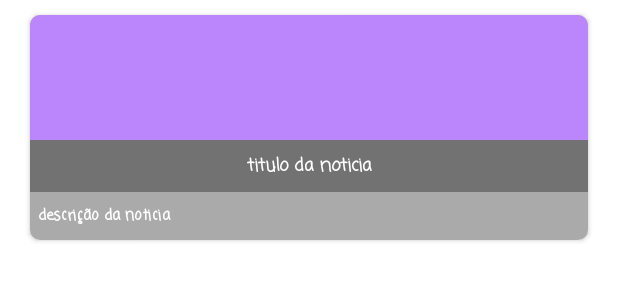
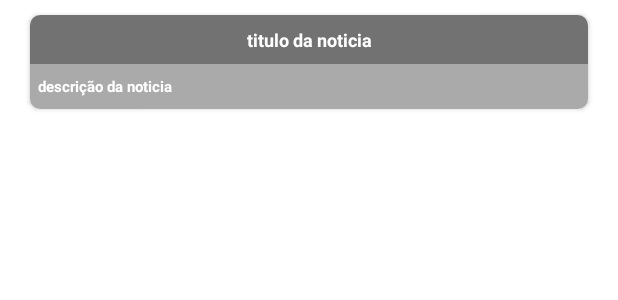
Before and after one commit to katyacalhau/Premier_News, an Android app: the layout card_recycler.xml on its own in the app's theme, with its tools: preview values and no code run, on a phone screen of 412 x 824 dp. Shown: the top 300 px of the screen. Run offline under Robolectric (Android 15) with nearby library versions, the phone set to English and light mode, and no system bars.

Commit message:
alteração2

```diff
--- a/app/build.gradle
+++ b/app/build.gradle
@@ -45,10 +45,14 @@ dependencies {
 
     implementation 'com.squareup.retrofit2:retrofit:2.9.0'
     implementation 'com.squareup.retrofit2:converter-gson:2.9.0'
+
     implementation 'org.jetbrains.kotlinx:kotlinx-coroutines-core:1.4.1'
+
     implementation 'androidx.lifecycle:lifecycle-extensions:2.0.0'
+
     implementation 'com.squareup.okhttp3:okhttp:4.2.2'
     implementation 'com.squareup.okhttp3:logging-interceptor:4.2.2'
+
     implementation 'com.google.code.gson:gson:2.8.6'
 
     /*############################ Picasso ##########################################*/
--- a/app/src/main/java/com/example/model/NewsResponse.kt
+++ b/app/src/main/java/com/example/model/NewsResponse.kt
@@ -1,7 +1,7 @@
 package com.example.model
 
 data class NewsResponse(
-val articles: List<Article>,
+    val articles: List<Article>,
     val status: String,
     val totalResults: Int
 )
--- a/app/src/main/java/com/example/network/EndPointApi.kt
+++ b/app/src/main/java/com/example/network/EndPointApi.kt
@@ -8,6 +8,7 @@ interface EndPointApi {
 
     @GET("top-headlines")
     suspend fun getAllNews(
-        @Query("country") country: String
+        @Query("country") country: String,
+        @Query("apiKey") apiKey: String
     ): NewsResponse
 }
--- a/app/src/main/java/com/example/network/RetrofitInit.kt
+++ b/app/src/main/java/com/example/network/RetrofitInit.kt
@@ -1,7 +1,6 @@
 package com.example.network
 
 
-import okhttp3.OkHttpClient
 import retrofit2.Retrofit
 import retrofit2.converter.gson.GsonConverterFactory
 import kotlin.reflect.KClass
@@ -12,8 +11,9 @@ class RetrofitInit(url: String) {
 
     private val retrofit: Retrofit = Retrofit.Builder()
         .baseUrl(url)
+        .addConverterFactory(GsonConverterFactory.create())
         .build()
 
-    fun <T: Any> create(clazz: KClass<T>): T = retrofit.create(clazz.java)
+    fun <T : Any> create(clazz: KClass<T>): T = retrofit.create(clazz.java)
 
 }
--- a/app/src/main/java/com/example/repository/RepositoryNews.kt
+++ b/app/src/main/java/com/example/repository/RepositoryNews.kt
@@ -10,11 +10,11 @@ class RepositoryNews {
         const val key_api = "eea5437642914a46a9f3a6b0752ee230"
     }
 
-    private var url = "https://newsapi.org/v2"
+    private var url = "https://newsapi.org/v2/"
     private var service = EndPointApi::class
     private var serviceNews = RetrofitInit(url).create(service)
 
-    suspend fun getAllNewsService() = serviceNews.getAllNews("br")
+    suspend fun getAllNewsService() = serviceNews.getAllNews("br", key_api)
 
 
 }
--- a/app/src/main/java/com/example/view/ActivityDetail.kt
+++ b/app/src/main/java/com/example/view/ActivityDetail.kt
@@ -9,6 +9,4 @@ class ActivityDetail : AppCompatActivity() {
         setContentView(R.layout.activity_detail)
     }
 
-
-
 }
--- a/app/src/main/java/com/example/viewmodel/ViewModelNews.kt
+++ b/app/src/main/java/com/example/viewmodel/ViewModelNews.kt
@@ -22,7 +22,7 @@ class ViewModelNews : ViewModel() {
             repository.getAllNewsService().let { newsResponse ->
                 listMutableNews.postValue(newsResponse.articles)
             }
-        } catch (error : Throwable){
+        } catch (error: Throwable) {
             messageError.postValue("Problema de conexão $error")
         }
 
--- a/app/src/main/res/layout/activity_detail.xml
+++ b/app/src/main/res/layout/activity_detail.xml
@@ -30,7 +30,7 @@
                 android:id="@+id/text_title"
                 android:layout_width="0dp"
                 android:layout_height="wrap_content"
-                android:fontFamily="casual"
+                android:fontFamily="sans-serif"
                 tools:text="titulo da noticia"
                 android:background="#55000000"
                 android:textStyle="bold"
@@ -49,7 +49,7 @@
                 android:id="@+id/text_description_notice"
                 android:layout_width="match_parent"
                 android:layout_height="wrap_content"
-                android:fontFamily="casual"
+                android:fontFamily="sans-serif"
                 tools:text="descrição da noticia"
                 android:textStyle="bold"
                 android:layout_marginStart="5dp"
--- a/app/src/main/res/layout/card_recycler.xml
+++ b/app/src/main/res/layout/card_recycler.xml
@@ -4,7 +4,7 @@
     xmlns:app="http://schemas.android.com/apk/res-auto"
     android:id="@+id/card_recycler"
     android:layout_width="match_parent"
-    android:layout_height="150dp"
+    android:layout_height="wrap_content"
     xmlns:tools="http://schemas.android.com/tools"
     app:cardCornerRadius="7dp"
     android:layout_marginTop="10dp"
@@ -21,40 +21,37 @@
         <ImageView
             android:id="@+id/image_notice_card"
             android:layout_width="match_parent"
-            android:layout_height="0dp"
-            android:background="@color/purple_200"
+            android:layout_height="wrap_content"
+            android:scaleType="centerCrop"
             app:layout_constraintTop_toTopOf="parent"
             app:layout_constraintStart_toStartOf="parent"
             app:layout_constraintEnd_toEndOf="parent"
             app:layout_constraintBottom_toTopOf="@+id/text_card"/>
 
 
-
-
-
         <TextView
             android:id="@+id/text_card"
             android:layout_width="0dp"
             android:layout_height="wrap_content"
-            android:fontFamily="casual"
-            tools:text="titulo da noticia"
+            android:layout_gravity="center"
             android:background="#55000000"
-            android:textStyle="bold"
+            android:fontFamily="sans-serif"
             android:gravity="center"
-            android:layout_gravity="center"
+            android:paddingTop="8dp"
             android:paddingBottom="8dp"
-            android:paddingTop="8dp"
             android:textColor="@android:color/white"
             android:textSize="12sp"
+            android:textStyle="bold"
+            app:layout_constraintBottom_toTopOf="@+id/text_description_card"
+            app:layout_constraintEnd_toEndOf="parent"
             app:layout_constraintStart_toStartOf="parent"
-            app:layout_constraintEnd_toEndOf="parent"
-            app:layout_constraintBottom_toTopOf="@+id/text_description_card"/>
+            tools:text="titulo da noticia" />
 
         <TextView
             android:id="@+id/text_description_card"
             android:layout_width="match_parent"
             android:layout_height="wrap_content"
-            android:fontFamily="casual"
+            android:fontFamily="sans-serif"
             tools:text="descrição da noticia"
             android:textStyle="bold"
             android:layout_marginStart="5dp"
```
Also changed, not shown: app/src/main/AndroidManifest.xml (+6 -3 lines), app/src/main/java/com/example/network/ApiKeyInterceptor.kt (+7 -9 lines), app/src/main/java/com/example/view/MainActivity.kt (+35 -17 lines), app/src/main/java/com/example/view/adapter/NewsAdapter.kt (+8 -5 lines), app/src/main/java/com/example/view/adapter/NewsViewHolder.kt (deleted, +0 -16 lines), app/src/main/res/layout/activity_main.xml (+18 -8 lines).
